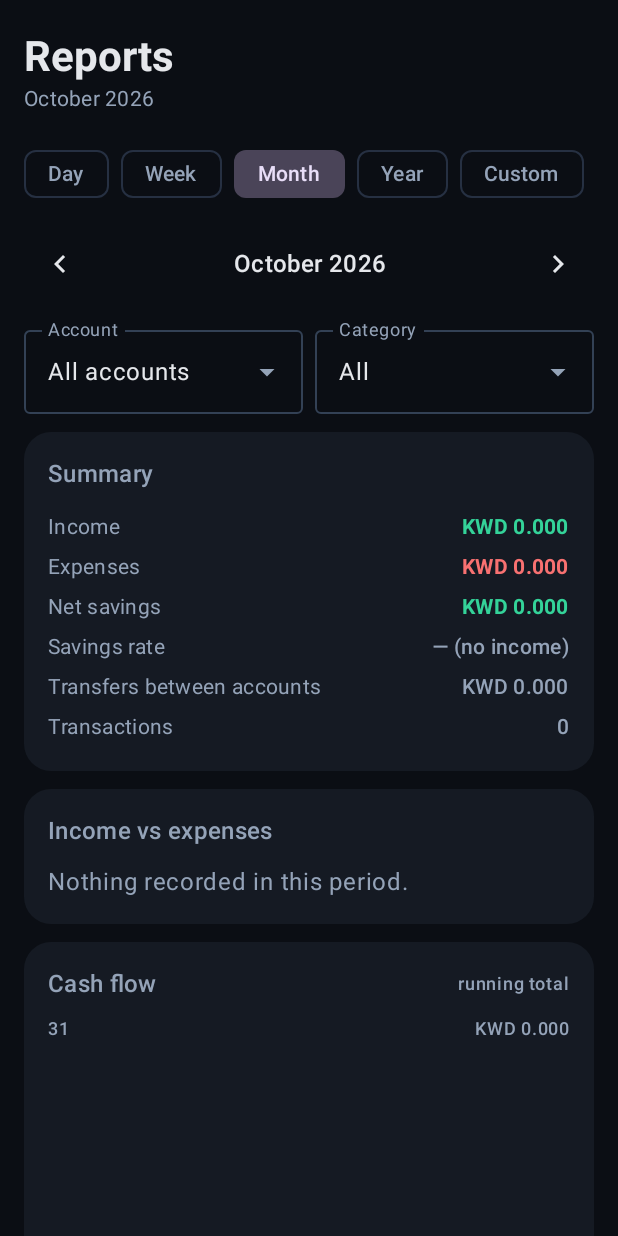
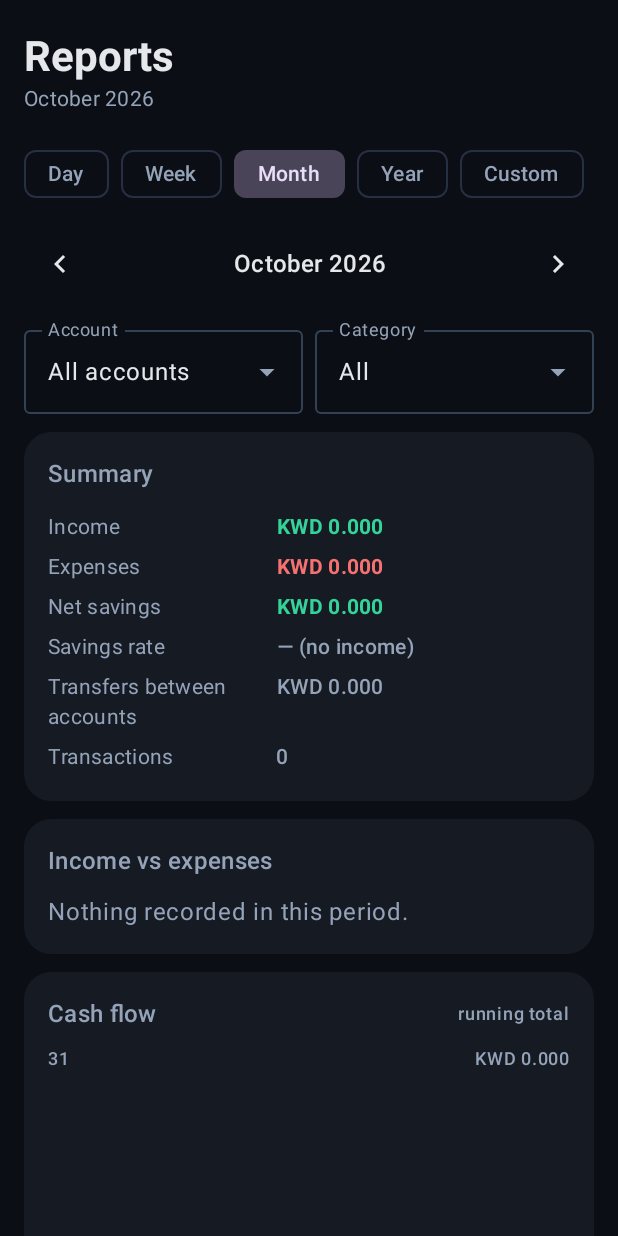
Before and after one commit to anoopkarunakaranpillai-a11y/finance-tracker, an Android app built with Jetpack Compose: the composable ReportsScreen shown on its own in the app's theme, on a phone screen of 412 x 824 dp. Run offline under Robolectric (Android 15) with nearby library versions, the phone set to English and light mode, and no system bars; 1 statement that could not run was skipped.

Commit message:
Android: fit navigation and quick-action labels, wrap long values, screenshot the study pages
Co-Authored-By: Claude Opus 5.5 <noreply@anthropic.com>
Claude-Session: https://claude.ai/code/session_01MDArSY6RrXCT1dt7UWUuPC

```diff
--- a/android/app/src/main/java/com/anoop/financetracker/ui/AppRoot.kt
+++ b/android/app/src/main/java/com/anoop/financetracker/ui/AppRoot.kt
@@ -32,6 +32,7 @@ import androidx.compose.ui.Modifier
 import androidx.compose.ui.graphics.vector.ImageVector
 import androidx.compose.ui.platform.LocalConfiguration
 import androidx.compose.ui.platform.testTag
+import androidx.compose.ui.unit.sp
 import androidx.lifecycle.compose.collectAsStateWithLifecycle
 import androidx.lifecycle.viewmodel.compose.viewModel
 import androidx.lifecycle.viewmodel.initializer
@@ -112,7 +113,8 @@ fun AppRoot(container: AppContainer, nav: NavHostController = rememberNavControl
             if (isTop && !wide) NavigationBar {
                 TOP.forEach { d ->
                     NavigationBarItem(selected = route == d.route, onClick = { go(d.route) },
-                        icon = { Icon(d.icon, contentDescription = null) }, label = { Text(d.label, maxLines = 1) },
+                        icon = { Icon(d.icon, contentDescription = null) },
+                        label = { Text(d.label, maxLines = 1, softWrap = false, style = MaterialTheme.typography.labelSmall.copy(letterSpacing = 0.sp)) },
                         modifier = Modifier.testTag("nav-${d.route}"))
                 }
             }
--- a/android/app/src/main/java/com/anoop/financetracker/ui/components/Common.kt
+++ b/android/app/src/main/java/com/anoop/financetracker/ui/components/Common.kt
@@ -178,9 +178,10 @@ fun ChoiceField(label: String, value: String, choices: List<Choice>, onPick: (St
 
 @Composable
 fun KeyValue(k: String, v: String, color: Color = Color.Unspecified, bold: Boolean = false) {
-    Row(Modifier.fillMaxWidth().padding(vertical = 3.dp), horizontalArrangement = Arrangement.SpaceBetween) {
-        Text(k, style = MaterialTheme.typography.bodyMedium, color = Ft.c.muted)
-        Text(v, style = MaterialTheme.typography.bodyMedium, color = color, fontWeight = if (bold) FontWeight.Bold else FontWeight.Medium)
+    Row(Modifier.fillMaxWidth().padding(vertical = 3.dp), verticalAlignment = Alignment.Top) {
+        Text(k, style = MaterialTheme.typography.bodyMedium, color = Ft.c.muted, modifier = Modifier.weight(1f).padding(end = 12.dp))
+        Text(v, style = MaterialTheme.typography.bodyMedium, color = color, fontWeight = if (bold) FontWeight.Bold else FontWeight.Medium,
+            textAlign = TextAlign.End, modifier = Modifier.weight(1.3f, fill = false))
     }
 }
 
@@ -191,7 +192,7 @@ fun StatTile(label: String, value: String, color: Color, modifier: Modifier = Mo
             Text(label, style = MaterialTheme.typography.labelMedium, color = Ft.c.muted)
             Spacer(Modifier.size(4.dp))
             Text(value, style = MaterialTheme.typography.titleMedium, color = color, fontWeight = FontWeight.Bold, maxLines = 1, overflow = TextOverflow.Ellipsis)
-            if (sub != null) Text(sub, style = MaterialTheme.typography.labelSmall, color = Ft.c.muted, maxLines = 1)
+            if (sub != null) Text(sub, style = MaterialTheme.typography.labelSmall, color = Ft.c.muted, maxLines = 2)
         }
     }
 }
--- a/android/app/src/main/java/com/anoop/financetracker/ui/screens/DashboardScreen.kt
+++ b/android/app/src/main/java/com/anoop/financetracker/ui/screens/DashboardScreen.kt
@@ -194,7 +194,8 @@ fun DashboardScreen(st: FinanceState, nav: NavHostController) {
 @Composable
 private fun QuickAction(label: String, modifier: Modifier, onClick: () -> Unit) {
     FilledTonalButton(onClick = onClick, modifier = modifier.heightIn(min = 48.dp),
+        contentPadding = androidx.compose.foundation.layout.PaddingValues(horizontal = 4.dp, vertical = 8.dp),
         colors = androidx.compose.material3.ButtonDefaults.filledTonalButtonColors(containerColor = Color.White.copy(alpha = 0.18f), contentColor = Color.White)) {
-        Text(label, maxLines = 1, style = MaterialTheme.typography.labelLarge)
+        Text(label, maxLines = 1, softWrap = false, style = MaterialTheme.typography.labelLarge)
     }
 }
```
Also changed, not shown: 1 other file.
